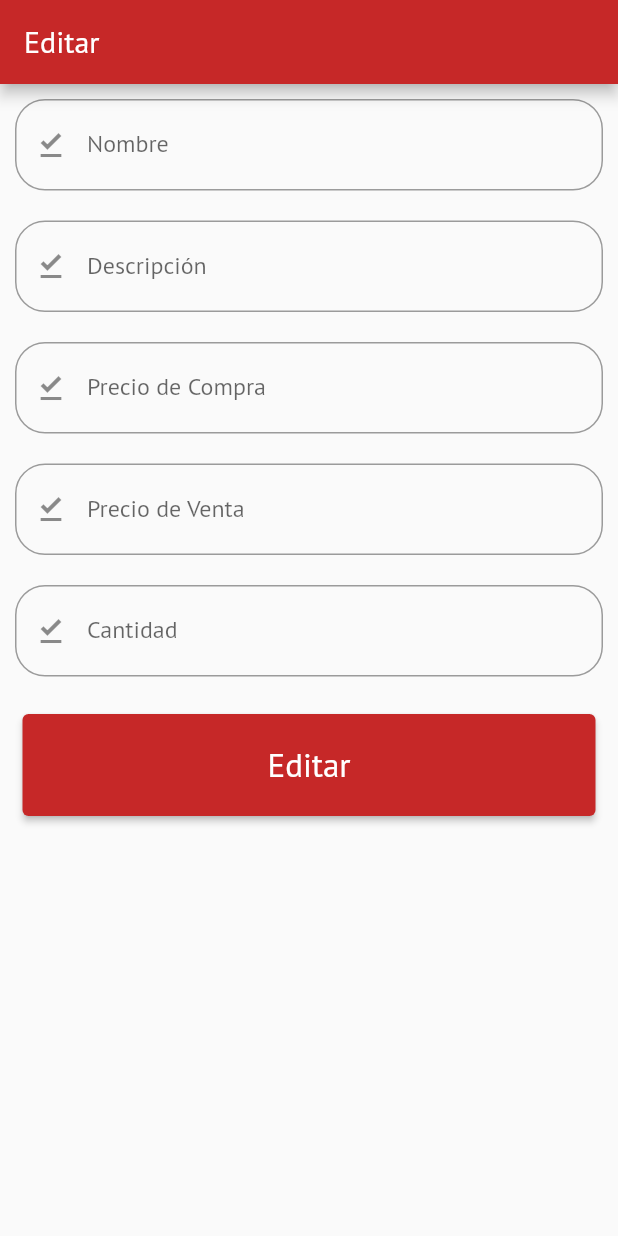
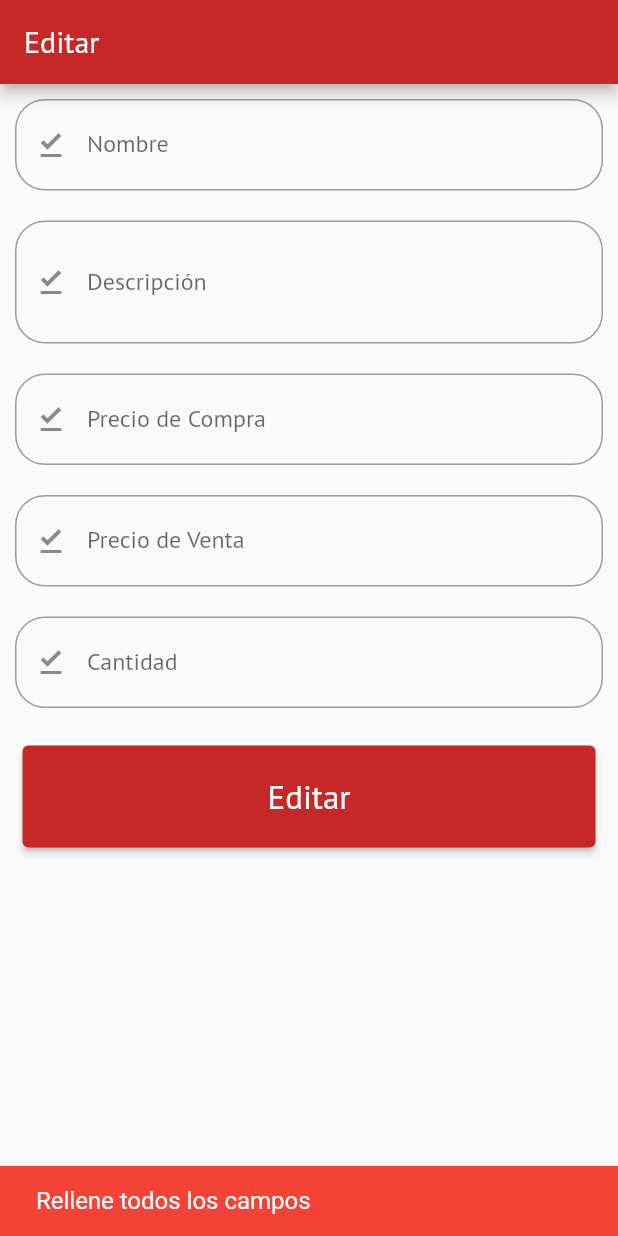
Before and after one commit to nsolorzano16/frutychamoy_flutter, a Flutter app: the AddEditProductScreen screen opened directly, after a tap on "Editar", on a phone screen of 412 x 824 dp. Run offline on Flutter 3.47's test engine with Material 2 defaults, Android fonts, the light colour scheme and no system bars; our stand-ins replace bloc, flutter_bloc, google_fonts, shared_preferences; accounts and stored records are empty.

Commit message:
third commit

```diff
--- a/lib/data/auth/auth_local_impl.dart
+++ b/lib/data/auth/auth_local_impl.dart
@@ -1,8 +1,8 @@
+import 'package:http/http.dart' as http;
 import 'package:fruty_chamoy_flutter/data/auth/auth_repository.dart';
 import 'package:fruty_chamoy_flutter/env/enviroment.dart';
 import 'package:fruty_chamoy_flutter/models/loginModel.dart';
 import 'package:fruty_chamoy_flutter/utils/storageUtil.dart';
-import 'package:http/http.dart' as http;
 
 class AuthLocalImpl extends AuthRepository {
   @override
@@ -16,8 +16,9 @@ class AuthLocalImpl extends AuthRepository {
       );
       if (resp.statusCode == 200) {
         return loginResponseFromJson(resp.body);
+      } else {
+        return null;
       }
-      return null;
     } catch (e) {
       return null;
     }
--- /dev/null
+++ b/lib/data/productsApi/productsRepoImpl.dart
@@ -0,0 +1,37 @@
+import 'package:fruty_chamoy_flutter/utils/storageUtil.dart';
+import 'package:http/http.dart' as http;
+import 'package:fruty_chamoy_flutter/data/productsApi/productsRepository.dart';
+import 'package:fruty_chamoy_flutter/env/enviroment.dart';
+import 'package:fruty_chamoy_flutter/models/productModel.dart';
+
+class ProductsRepositoryImpl extends ProductsRepository {
+  @override
+  Future<ProductModel> addProduct(ProductModel product) async {
+    try {
+      final apiUrl = Uri.https(apiURL, '/api/products/new');
+      final token = StorageUtil.getString('token');
+      final resp = await http.post(
+        apiUrl,
+        body: productModelToJson(product),
+        headers: {
+          'Content-Type': 'application/json',
+          'x-token': '$token',
+        },
+      );
+
+      if (resp.statusCode == 200) {
+        return productModelFromJson(resp.body);
+      } else {
+        return null;
+      }
+    } catch (e) {
+      return null;
+    }
+  }
+
+  @override
+  Future<ProductModel> editProduct(ProductModel product) {
+    // TODO: implement editProduct
+    throw UnimplementedError();
+  }
+}
--- /dev/null
+++ b/lib/data/productsApi/productsRepository.dart
@@ -0,0 +1,6 @@
+import 'package:fruty_chamoy_flutter/models/productModel.dart';
+
+abstract class ProductsRepository {
+  Future<ProductModel> addProduct(ProductModel product);
+  Future<ProductModel> editProduct(ProductModel product);
+}
--- a/lib/data/storage/persistentStorageImpl.dart
+++ /dev/null
@@ -1,14 +0,0 @@
-import 'package:fruty_chamoy_flutter/data/storage/persistent_storage_repository.dart';
-import 'package:fruty_chamoy_flutter/utils/storageUtil.dart';
-
-class PersistentStorageImpl extends PersistentStorageRepository {
-  @override
-  String getToken() {
-    return StorageUtil.getString('token');
-  }
-
-  @override
-  Future setToken(String token) {
-    return StorageUtil.putString('token', token);
-  }
-}
--- a/lib/data/storage/persistent_storage_repository.dart
+++ /dev/null
@@ -1,4 +0,0 @@
-abstract class PersistentStorageRepository {
-  String getToken();
-  Future setToken(String token);
-}
--- a/lib/dependencies.dart
+++ b/lib/dependencies.dart
@@ -1,11 +1,14 @@
 import 'package:flutter_bloc/flutter_bloc.dart';
 import 'package:fruty_chamoy_flutter/data/auth/auth_repository.dart';
 import 'package:fruty_chamoy_flutter/data/auth/auth_local_impl.dart';
-import 'package:fruty_chamoy_flutter/data/storage/persistentStorageImpl.dart';
-import 'package:fruty_chamoy_flutter/data/storage/persistent_storage_repository.dart';
+import 'package:fruty_chamoy_flutter/data/productsApi/productsRepoImpl.dart';
+import 'package:fruty_chamoy_flutter/data/productsApi/productsRepository.dart';
 
 List<RepositoryProvider> buildRepositories() => [
-      RepositoryProvider<AuthRepository>(create: (_) => AuthLocalImpl()),
-      RepositoryProvider<PersistentStorageRepository>(
-          create: (_) => PersistentStorageImpl()),
+      RepositoryProvider<AuthRepository>(
+        create: (_) => AuthLocalImpl(),
+      ),
+      RepositoryProvider<ProductsRepository>(
+        create: (_) => ProductsRepositoryImpl(),
+      ),
     ];
--- a/lib/main.dart
+++ b/lib/main.dart
@@ -1,11 +1,13 @@
 import 'package:flutter/material.dart';
 import 'package:flutter_bloc/flutter_bloc.dart';
 import 'package:fruty_chamoy_flutter/data/auth/auth_repository.dart';
+import 'package:fruty_chamoy_flutter/data/productsApi/productsRepository.dart';
 
 import 'package:fruty_chamoy_flutter/dependencies.dart';
 import 'package:fruty_chamoy_flutter/theme/appTheme.dart';
 import 'package:fruty_chamoy_flutter/ui/home/home_cubit.dart';
 import 'package:fruty_chamoy_flutter/ui/login/loginCubit.dart';
+import 'package:fruty_chamoy_flutter/ui/products/productsCubit.dart';
 import 'package:fruty_chamoy_flutter/ui/splash/splashScreen.dart';
 import 'package:fruty_chamoy_flutter/ui/splash/splash_cubit.dart';
 import 'package:fruty_chamoy_flutter/utils/storageUtil.dart';
@@ -35,6 +37,11 @@ class MyApp extends StatelessWidget {
               create: (context) => HomeCubit(
                 context.read<AuthRepository>(),
               ),
+            ),
+            BlocProvider(
+              create: (context) => ProductsCubit(
+                context.read<ProductsRepository>(),
+              ),
             )
           ],
           child: MaterialApp(
--- a/lib/models/productModel.dart
+++ b/lib/models/productModel.dart
@@ -16,20 +16,32 @@ class ProductModel {
     this.salePrice,
     this.purchasePrice,
     this.units,
+    this.user,
+    this.createdAt,
+    this.updatedAt,
+    this.id,
   });
 
   String name;
   String description;
   double salePrice;
-  int purchasePrice;
+  double purchasePrice;
   int units;
+  String user;
+  DateTime createdAt;
+  DateTime updatedAt;
+  String id;
 
   factory ProductModel.fromJson(Map<String, dynamic> json) => ProductModel(
         name: json["name"],
         description: json["description"],
         salePrice: json["salePrice"].toDouble(),
-        purchasePrice: json["purchasePrice"],
+        purchasePrice: json["purchasePrice"].toDouble(),
         units: json["units"],
+        user: json["user"],
+        createdAt: DateTime.parse(json["createdAt"]),
+        updatedAt: DateTime.parse(json["updatedAt"]),
+        id: json["id"],
       );
 
   Map<String, dynamic> toJson() => {
@@ -38,5 +50,9 @@ class ProductModel {
         "salePrice": salePrice,
         "purchasePrice": purchasePrice,
         "units": units,
+        "user": user,
+        "createdAt": createdAt.toIso8601String(),
+        "updatedAt": updatedAt.toIso8601String(),
+        "id": id,
       };
 }
--- a/lib/ui/login/loginScreen.dart
+++ b/lib/ui/login/loginScreen.dart
@@ -25,8 +25,10 @@ class LoginScreen extends StatelessWidget {
       builder: (context, state) {
         switch (state.runtimeType) {
           case LoadingState:
-            return Center(
-              child: CircularProgressIndicator(),
+            return Scaffold(
+              body: Center(
+                child: CircularProgressIndicator(),
+              ),
             );
             break;
           case SuccessState:
--- a/lib/ui/products/addEditProductScreen.dart
+++ b/lib/ui/products/addEditProductScreen.dart
@@ -1,5 +1,10 @@
 import 'package:flutter/material.dart';
+import 'package:flutter_bloc/flutter_bloc.dart';
 import 'package:fruty_chamoy_flutter/models/productModel.dart';
+
+import 'package:fruty_chamoy_flutter/ui/products/productsCubit.dart';
+
+import 'package:fruty_chamoy_flutter/utils/utils.dart';
 import 'package:fruty_chamoy_flutter/widgets/customTextField.dart';
 
 class AddEditProductScreen extends StatelessWidget {
@@ -12,8 +17,41 @@ class AddEditProductScreen extends StatelessWidget {
   @override
   Widget build(BuildContext context) {
     final _textStyle = TextStyle(fontSize: 22);
-    return SafeArea(
-      child: Scaffold(
+    final _productsCubit = context.read<ProductsCubit>();
+    return SafeArea(child: BlocBuilder<ProductsCubit, ProductsState>(
+      builder: (context, state) {
+        return BlocConsumer<ProductsCubit, ProductsState>(
+          listener: (context, state) {
+            switch (state.runtimeType) {
+              case FailureProductsState:
+                final snackBar = snackBarMessage(
+                    (state as FailureProductsState).errorMessage,
+                    Colors.red,
+                    Colors.white);
+                ScaffoldMessenger.of(context).showSnackBar(snackBar);
+                _productsCubit.cleanForm();
+                break;
+              case SuccessProductsState:
+                final snackBar = snackBarMessage(
+                    'Producto agregado', Colors.green, Colors.white);
+                ScaffoldMessenger.of(context).showSnackBar(snackBar);
+                _productsCubit.cleanForm();
+                Navigator.pop(context);
+                break;
+            }
+          },
+          builder: (context, state) {
+            switch (state.runtimeType) {
+              case LoadingProductsState:
+                return Scaffold(
+                  body: Center(
+                    child: CircularProgressIndicator(),
+                  ),
+                );
+                break;
+
+              default:
+                return Scaffold(
                   appBar: AppBar(
                     title: isAdding ? Text('Agregar') : Text('Editar'),
                   ),
@@ -24,31 +62,36 @@ class AddEditProductScreen extends StatelessWidget {
                         icon: Icons.file_download_done,
                         hintText: 'Nombre',
                         labelText: 'Nombre',
-              controller: TextEditingController(),
+                        controller: _productsCubit.nameController,
                       ),
                       CustomTextField(
+                        maxLines: 2,
                         icon: Icons.file_download_done,
                         hintText: 'Descripción',
                         labelText: 'Descripción',
-              controller: TextEditingController(),
+                        controller: _productsCubit.descriptionController,
                       ),
                       CustomTextField(
+                        keyboardType:
+                            TextInputType.numberWithOptions(decimal: true),
                         icon: Icons.file_download_done,
                         hintText: '0.0',
                         labelText: 'Precio de Compra',
-              controller: TextEditingController(),
+                        controller: _productsCubit.purchasePriceController,
                       ),
                       CustomTextField(
+                        keyboardType:
+                            TextInputType.numberWithOptions(decimal: true),
                         icon: Icons.file_download_done,
                         hintText: '0.0',
                         labelText: 'Precio de Venta',
-              controller: TextEditingController(),
+                        controller: _productsCubit.salePriceController,
                       ),
                       CustomTextField(
                         icon: Icons.file_download_done,
                         hintText: '0',
                         labelText: 'Cantidad',
-              controller: TextEditingController(),
+                        controller: _productsCubit.quantityController,
                       ),
                       Padding(
                         padding: const EdgeInsets.all(15.0),
@@ -60,7 +103,7 @@ class AddEditProductScreen extends StatelessWidget {
                               EdgeInsets.all(20),
                             ),
                           ),
-                onPressed: () {},
+                          onPressed: () => _productsCubit.addProduct(product),
                           child: isAdding
                               ? Text(
                                   'Guardar',
@@ -74,7 +117,11 @@ class AddEditProductScreen extends StatelessWidget {
                       ),
                     ],
                   ),
-      ),
                 );
             }
+          },
+        );
+      },
+    ));
   }
+}
--- a/lib/ui/products/productsCubit.dart
+++ b/lib/ui/products/productsCubit.dart
@@ -1,8 +1,57 @@
 import 'package:bloc/bloc.dart';
+import 'package:flutter/material.dart';
+import 'package:fruty_chamoy_flutter/data/productsApi/productsRepository.dart';
+import 'package:fruty_chamoy_flutter/models/productModel.dart';
 import 'package:meta/meta.dart';
 
 part 'productsState.dart';
 
 class ProductsCubit extends Cubit<ProductsState> {
-  ProductsCubit() : super(ProductsInitial());
+  ProductsCubit(this._productsRepository) : super(ProductsInitial());
+
+  final ProductsRepository _productsRepository;
+
+  final TextEditingController nameController = TextEditingController();
+  final TextEditingController descriptionController = TextEditingController();
+  final TextEditingController salePriceController = TextEditingController();
+  final TextEditingController purchasePriceController = TextEditingController();
+  final TextEditingController quantityController = TextEditingController();
+
+  void addProduct(ProductModel product) async {
+    //validate fields
+    if (nameController.text.isEmpty ||
+        descriptionController.text.isEmpty ||
+        salePriceController.text.isEmpty ||
+        purchasePriceController.text.isEmpty ||
+        quantityController.text.isEmpty) {
+      emit(FailureProductsState('Rellene todos los campos'));
+    } else {
+      emit(LoadingProductsState());
+      product.name = nameController.text;
+      product.description = descriptionController.text;
+      product.salePrice = double.parse(salePriceController.text);
+      product.purchasePrice = double.parse(purchasePriceController.text);
+      product.units = int.parse(quantityController.text);
+      product.createdAt = DateTime.now();
+      product.updatedAt = DateTime.now();
+      product.id = 'as400';
+      product.user = 'sa';
+      final resp = await _productsRepository.addProduct(product);
+
+      if (resp != null) {
+        print('entro as succes');
+        emit(SuccessProductsState());
+      } else {
+        emit(FailureProductsState('Ha ocurrido un error intente mas tarde'));
+      }
+    }
+  }
+
+  void cleanForm() {
+    nameController.text = '';
+    descriptionController.text = '';
+    salePriceController.text = '';
+    purchasePriceController.text = '';
+    quantityController.text = '';
+  }
 }
--- a/lib/ui/products/productsState.dart
+++ b/lib/ui/products/productsState.dart
@@ -4,3 +4,13 @@ part of 'productsCubit.dart';
 abstract class ProductsState {}
 
 class ProductsInitial extends ProductsState {}
+
+class LoadingProductsState extends ProductsState {}
+
+class SuccessProductsState extends ProductsState {}
+
+class FailureProductsState extends ProductsState {
+  final String errorMessage;
+
+  FailureProductsState(this.errorMessage);
+}
--- a/lib/widgets/customTextField.dart
+++ b/lib/widgets/customTextField.dart
@@ -4,7 +4,9 @@ class CustomTextField extends StatelessWidget {
   final IconData icon;
   final String hintText;
   final String labelText;
+  final int maxLines;
   final TextEditingController controller;
+  final TextInputType keyboardType;
 
   const CustomTextField({
     Key key,
@@ -12,6 +14,8 @@ class CustomTextField extends StatelessWidget {
     @required this.hintText,
     @required this.labelText,
     @required this.controller,
+    this.maxLines = 1,
+    this.keyboardType = TextInputType.text,
   }) : super(key: key);
 
   @override
@@ -19,14 +23,16 @@ class CustomTextField extends StatelessWidget {
     return Padding(
       padding: const EdgeInsets.symmetric(horizontal: 10, vertical: 10),
       child: TextField(
+        maxLines: maxLines,
         controller: controller,
         decoration: InputDecoration(
-            border: OutlineInputBorder(
-              borderRadius: BorderRadius.circular(20),
-            ),
-            prefixIcon: Icon(icon),
-            hintText: hintText,
-            labelText: labelText),
+          border: OutlineInputBorder(
+            borderRadius: BorderRadius.circular(20),
+          ),
+          prefixIcon: Icon(icon),
+          hintText: hintText,
+          labelText: labelText,
+        ),
       ),
     );
   }
```
Lines whose indentation alone changed are shown as unchanged.
